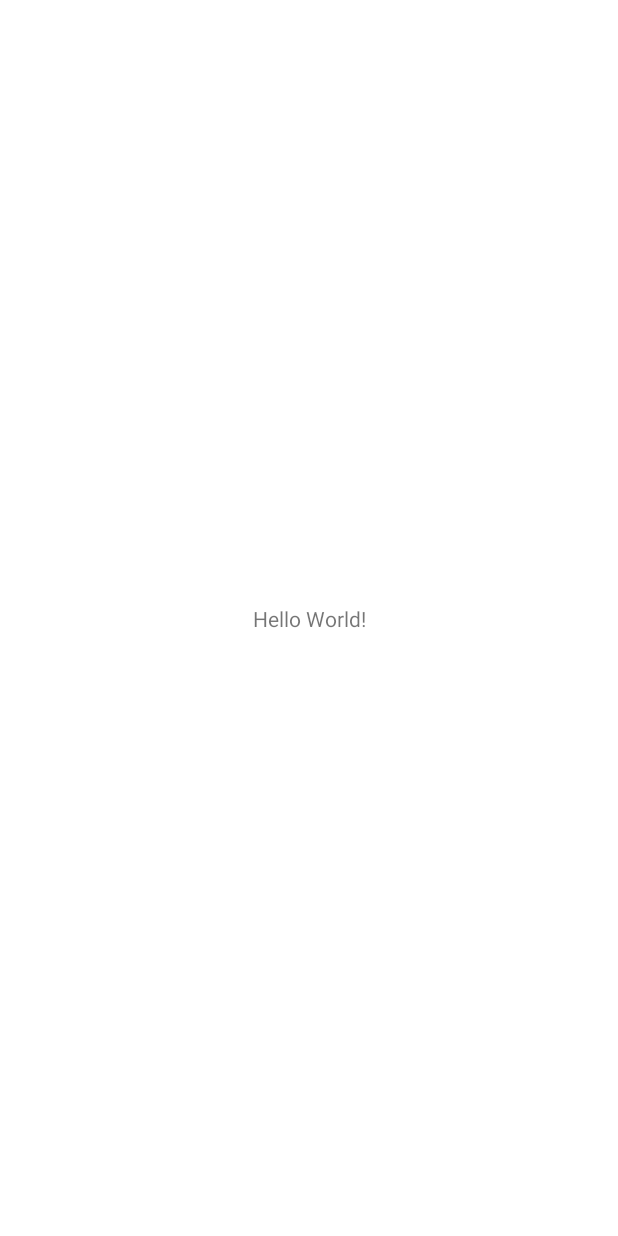
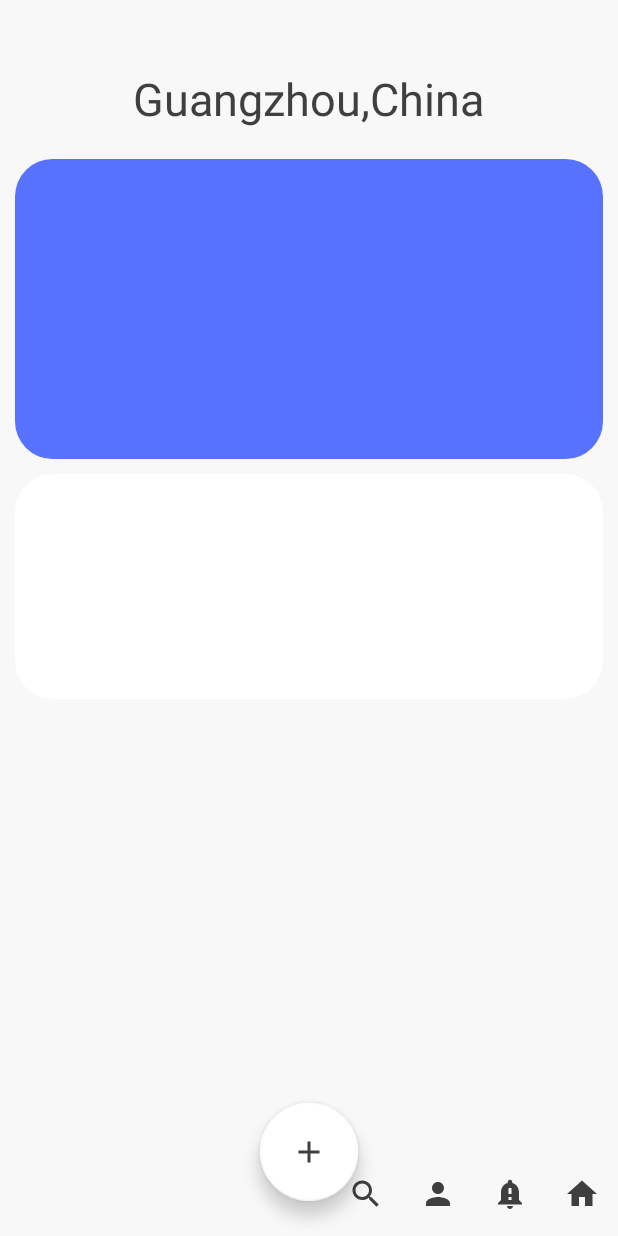
Before and after one commit to lnm011223/FIneWeather, an Android app: the screen it shows after launch (MainActivity), on a phone screen of 412 x 824 dp. Before the commit the screen is almost empty. Run offline under Robolectric (Android 15) with nearby library versions, the phone set to English and light mode, and no system bars.

Commit message:
first failure

```diff
--- a/app/src/main/java/com/sunnyweather/fineweather/MainActivity.kt
+++ b/app/src/main/java/com/sunnyweather/fineweather/MainActivity.kt
@@ -4,13 +4,26 @@ import android.graphics.Color
 import androidx.appcompat.app.AppCompatActivity
 import android.os.Bundle
 import android.view.View
+import android.widget.Button
+import com.google.android.material.bottomappbar.BottomAppBar
+import kotlinx.android.synthetic.main.activity_main.*
 
 class MainActivity : AppCompatActivity() {
     override fun onCreate(savedInstanceState: Bundle?) {
         super.onCreate(savedInstanceState)
         setContentView(R.layout.activity_main)
         val decorView = window.decorView
-        decorView.systemUiVisibility = View.SYSTEM_UI_FLAG_LAYOUT_FULLSCREEN or View.SYSTEM_UI_FLAG_LAYOUT_STABLE
+        decorView.systemUiVisibility =
+            View.SYSTEM_UI_FLAG_LAYOUT_FULLSCREEN or View.SYSTEM_UI_FLAG_LAYOUT_STABLE
         window.statusBarColor = Color.TRANSPARENT
+        FAB.setOnClickListener {
+            if (bottomAppBar.fabAlignmentMode == BottomAppBar.FAB_ALIGNMENT_MODE_END) {
+                bottomAppBar.fabAlignmentMode = BottomAppBar.FAB_ALIGNMENT_MODE_CENTER
+            } else {
+                bottomAppBar.fabAlignmentMode = BottomAppBar.FAB_ALIGNMENT_MODE_END
+            }
+        }
     }
+
+
 }
--- /dev/null
+++ b/app/src/main/res/drawable/ic_baseline_add_24.xml
@@ -0,0 +1,5 @@
+<vector android:height="24dp" android:tint="#FFFFFF"
+    android:viewportHeight="24" android:viewportWidth="24"
+    android:width="24dp" xmlns:android="http://schemas.android.com/apk/res/android">
+    <path android:fillColor="@android:color/white" android:pathData="M19,13h-6v6h-2v-6H5v-2h6V5h2v6h6v2z"/>
+</vector>
--- /dev/null
+++ b/app/src/main/res/drawable/ic_baseline_home_24.xml
@@ -0,0 +1,5 @@
+<vector android:height="24dp" android:tint="#3F3F3F"
+    android:viewportHeight="24" android:viewportWidth="24"
+    android:width="24dp" xmlns:android="http://schemas.android.com/apk/res/android">
+    <path android:fillColor="@android:color/white" android:pathData="M10,20v-6h4v6h5v-8h3L12,3 2,12h3v8z"/>
+</vector>
--- /dev/null
+++ b/app/src/main/res/drawable/ic_baseline_notification_important_24.xml
@@ -0,0 +1,5 @@
+<vector android:height="24dp" android:tint="#3F3F3F"
+    android:viewportHeight="24" android:viewportWidth="24"
+    android:width="24dp" xmlns:android="http://schemas.android.com/apk/res/android">
+    <path android:fillColor="@android:color/white" android:pathData="M18,16v-5c0,-3.07 -1.64,-5.64 -4.5,-6.32L13.5,4c0,-0.83 -0.67,-1.5 -1.5,-1.5s-1.5,0.67 -1.5,1.5v0.68C7.63,5.36 6,7.92 6,11v5l-2,2v1h16v-1l-2,-2zM13,16h-2v-2h2v2zM13,12h-2L11,8h2v4zM12,22c1.1,0 2,-0.9 2,-2h-4c0,1.1 0.89,2 2,2z"/>
+</vector>
--- /dev/null
+++ b/app/src/main/res/drawable/ic_baseline_person_24.xml
@@ -0,0 +1,5 @@
+<vector android:height="24dp" android:tint="#3F3F3F"
+    android:viewportHeight="24" android:viewportWidth="24"
+    android:width="24dp" xmlns:android="http://schemas.android.com/apk/res/android">
+    <path android:fillColor="@android:color/white" android:pathData="M12,12c2.21,0 4,-1.79 4,-4s-1.79,-4 -4,-4 -4,1.79 -4,4 1.79,4 4,4zM12,14c-2.67,0 -8,1.34 -8,4v2h16v-2c0,-2.66 -5.33,-4 -8,-4z"/>
+</vector>
--- /dev/null
+++ b/app/src/main/res/drawable/ic_baseline_search_24.xml
@@ -0,0 +1,5 @@
+<vector android:height="24dp" android:tint="#3f3f3f"
+    android:viewportHeight="24" android:viewportWidth="24"
+    android:width="24dp" xmlns:android="http://schemas.android.com/apk/res/android">
+    <path android:fillColor="@android:color/white" android:pathData="M15.5,14h-0.79l-0.28,-0.27C15.41,12.59 16,11.11 16,9.5 16,5.91 13.09,3 9.5,3S3,5.91 3,9.5 5.91,16 9.5,16c1.61,0 3.09,-0.59 4.23,-1.57l0.27,0.28v0.79l5,4.99L20.49,19l-4.99,-5zM9.5,14C7.01,14 5,11.99 5,9.5S7.01,5 9.5,5 14,7.01 14,9.5 11.99,14 9.5,14z"/>
+</vector>
--- a/app/src/main/res/layout/activity_main.xml
+++ b/app/src/main/res/layout/activity_main.xml
@@ -1,18 +1,82 @@
 <?xml version="1.0" encoding="utf-8"?>
-<androidx.constraintlayout.widget.ConstraintLayout xmlns:android="http://schemas.android.com/apk/res/android"
+<androidx.coordinatorlayout.widget.CoordinatorLayout xmlns:android="http://schemas.android.com/apk/res/android"
     xmlns:app="http://schemas.android.com/apk/res-auto"
     xmlns:tools="http://schemas.android.com/tools"
     android:layout_width="match_parent"
     android:layout_height="match_parent"
-    tools:context=".MainActivity">
+    tools:context=".MainActivity"
+    android:background="#f8f8f8">
 
-    <TextView
+    <LinearLayout
+        android:layout_marginTop="40dp"
+        android:layout_width="match_parent"
+        android:layout_height="match_parent"
+        android:orientation="vertical"
+        >
+        <TextView
+            android:layout_marginTop="5dp"
+            android:layout_width="wrap_content"
+            android:layout_height="wrap_content"
+            android:text="Guangzhou,China"
+            android:textSize="30sp"
+            android:textColor="#3f3f3f"
+            android:layout_gravity="center"
+            />
+        <androidx.cardview.widget.CardView
+            android:layout_marginTop="20dp"
+            android:layout_width="match_parent"
+            android:layout_height="wrap_content"
+            android:layout_marginHorizontal="10dp"
+            app:cardCornerRadius="25dp"
+
+            app:cardElevation="0dp"
+            >
+            <ImageView
+                android:layout_width="match_parent"
+                android:layout_height="200dp"
+                android:background="#5772ff"/>
+
+        </androidx.cardview.widget.CardView>
+        <androidx.cardview.widget.CardView
+            android:layout_width="match_parent"
+            android:layout_height="wrap_content"
+            app:cardElevation="0dp"
+            android:layout_marginHorizontal="10dp"
+            app:cardCornerRadius="25dp"
+            android:layout_marginTop="10dp">
+            <ImageView
+                android:layout_width="match_parent"
+                android:layout_height="150dp">
+
+            </ImageView>
+
+
+        </androidx.cardview.widget.CardView>
+    </LinearLayout>
+
+    <com.google.android.material.bottomappbar.BottomAppBar
+        android:layout_width="match_parent"
+        android:layout_height="wrap_content"
+        android:layout_gravity="bottom"
+        android:id="@+id/bottomAppBar"
+        app:hideOnScroll='true'
+        app:backgroundTint="#f8f8f8"
+        app:menu="@menu/bottom_app_bar"
+
+        app:elevation="0dp"/>
+    <com.google.android.material.floatingactionbutton.FloatingActionButton
         android:layout_width="wrap_content"
         android:layout_height="wrap_content"
-        android:text="Hello World!"
-        app:layout_constraintBottom_toBottomOf="parent"
-        app:layout_constraintLeft_toLeftOf="parent"
-        app:layout_constraintRight_toRightOf="parent"
-        app:layout_constraintTop_toTopOf="parent" />
+        android:id="@+id/FAB"
+        app:backgroundTint="#ffffff"
+        app:srcCompat="@drawable/ic_baseline_add_24"
+        app:fabCradleMargin='0dp'
+        app:layout_anchor="@id/bottomAppBar"
 
-</androidx.constraintlayout.widget.ConstraintLayout>
+        app:fabAlignmentMode='end'
+        app:tint="#3f3f3f"
+        app:fabCustomSize="65dp"
+        android:fadingEdge="vertical"
+        app:fabAnimationMode="slide"
+        />
+</androidx.coordinatorlayout.widget.CoordinatorLayout>
--- /dev/null
+++ b/app/src/main/res/layout/test.xml
@@ -0,0 +1,21 @@
+<?xml version="1.0" encoding="utf-8"?>
+<androidx.cardview.widget.CardView xmlns:android="http://schemas.android.com/apk/res/android"
+    android:layout_width="match_parent"
+    android:layout_height="wrap_content"
+    xmlns:app="http://schemas.android.com/apk/res-auto"
+    android:layout_margin="5dp"
+    app:cardCornerRadius="40dp"
+    >
+    <LinearLayout
+        android:layout_width="match_parent"
+        android:layout_height="wrap_content"
+        android:orientation="vertical">
+        <ImageView
+            android:layout_width="match_parent"
+            android:layout_height="100dp"/>
+        <ImageView
+            android:layout_marginTop="200dp"
+            android:layout_width="match_parent"
+            android:layout_height="200dp"/>
+    </LinearLayout>
+</androidx.cardview.widget.CardView>
--- /dev/null
+++ b/app/src/main/res/menu/bottom_app_bar.xml
@@ -0,0 +1,30 @@
+<?xml version="1.0" encoding="utf-8"?>
+<menu xmlns:android="http://schemas.android.com/apk/res/android"
+    xmlns:app="http://schemas.android.com/apk/res-auto">
+    <item
+        android:id="@+id/search"
+        android:icon="@drawable/ic_baseline_search_24"
+        android:title="@string/search"
+
+        app:showAsAction="always"
+        />
+
+    <item
+        android:id="@+id/about"
+        android:icon="@drawable/ic_baseline_person_24"
+        android:title="@string/about"
+        app:showAsAction="always"
+        />
+    <item
+        android:id="@+id/important"
+        android:icon="@drawable/ic_baseline_notification_important_24"
+        android:title="@string/important"
+        app:showAsAction="always"
+        />
+    <item
+        android:id="@+id/home"
+        android:icon="@drawable/ic_baseline_home_24"
+        android:title="@string/home"
+        app:showAsAction="always"
+        />
+</menu>
--- a/app/src/main/res/values/strings.xml
+++ b/app/src/main/res/values/strings.xml
@@ -1,3 +1,8 @@
 <resources>
     <string name="app_name">FineWeather</string>
+    <string name="more">more</string>
+    <string name="search">search</string>
+    <string name="about">about</string>
+    <string name="important">important</string>
+    <string name="home">home</string>
 </resources>
--- a/app/src/main/res/values/themes.xml
+++ b/app/src/main/res/values/themes.xml
@@ -12,5 +12,6 @@
         <!-- Status bar color. -->
         <item name="android:statusBarColor" tools:targetApi="l">?attr/colorPrimaryVariant</item>
         <!-- Customize your theme here. -->
+
     </style>
 </resources>
```
